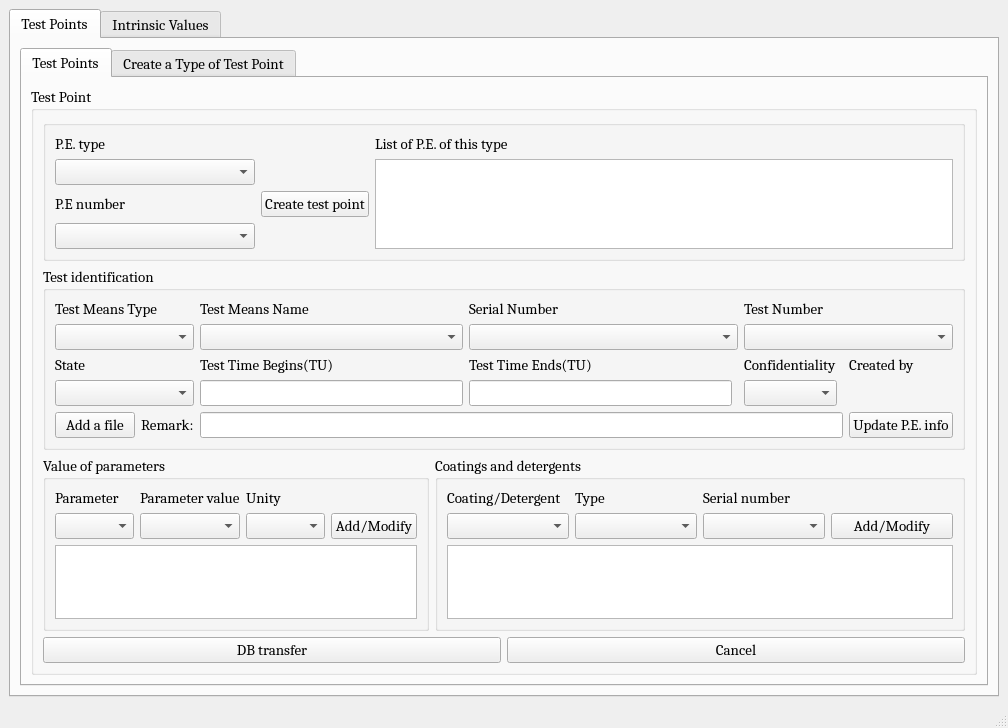
This is cleansky_LMSM/ui_to_py_by_qtdesigner/Exploitation_of_tests.ui in HouzeZHANG/CSLMSM as Qt 5 draws it before an edit. The edited form follows.
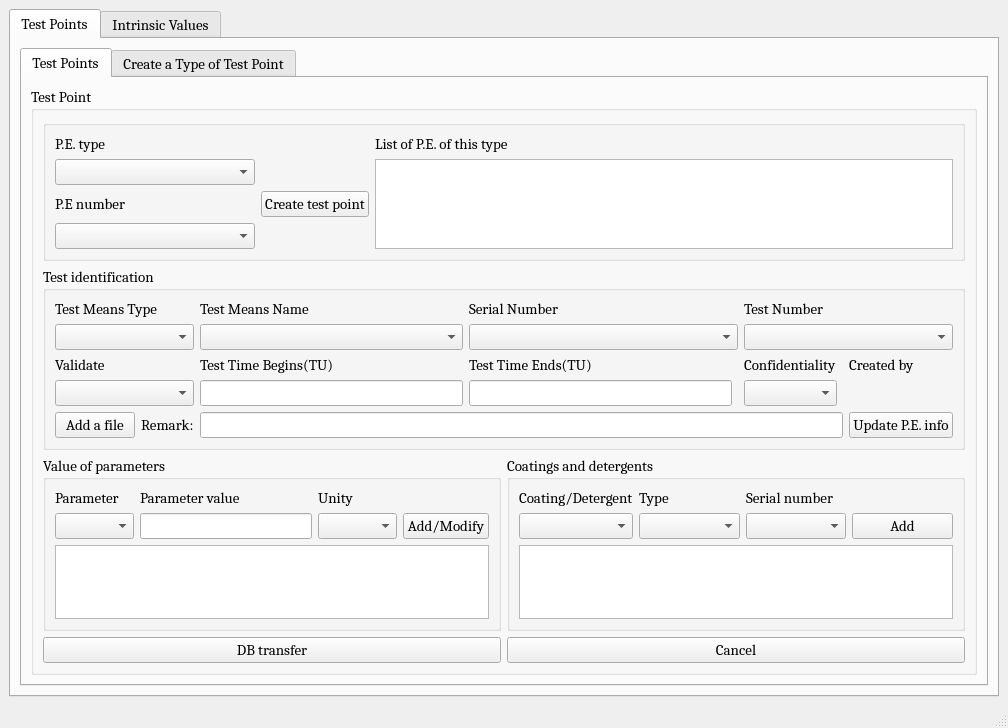
This is the edited form.

Commit message: feat: Exploi test

Patch:
```diff
--- a/cleansky_LMSM/ui_to_py_by_qtdesigner/Exploitation_of_tests.ui
+++ b/cleansky_LMSM/ui_to_py_by_qtdesigner/Exploitation_of_tests.ui
@@ -272,7 +272,7 @@
                        </font>
                       </property>
                       <property name="text">
-                       <string>State</string>
+                       <string>Validate</string>
                       </property>
                      </widget>
                     </item>
@@ -538,26 +538,6 @@
                           </property>
                          </widget>
                         </item>
-                        <item row="1" column="1">
-                         <widget class="QComboBox" name="comboBox_3">
-                          <property name="font">
-                           <font>
-                            <family>Cambria</family>
-                            <pointsize>11</pointsize>
-                           </font>
-                          </property>
-                         </widget>
-                        </item>
-                        <item row="1" column="2">
-                         <widget class="QComboBox" name="comboBox_4">
-                          <property name="font">
-                           <font>
-                            <family>Cambria</family>
-                            <pointsize>11</pointsize>
-                           </font>
-                          </property>
-                         </widget>
-                        </item>
                         <item row="2" column="0" colspan="4">
                          <widget class="QTableWidget" name="tableWidget_2">
                           <property name="font">
@@ -568,6 +548,12 @@
                           </property>
                          </widget>
                         </item>
+                        <item row="1" column="1">
+                         <widget class="QLineEdit" name="lineEdit_5"/>
+                        </item>
+                        <item row="1" column="2">
+                         <widget class="QComboBox" name="comboBox_3"/>
+                        </item>
                        </layout>
                       </item>
                      </layout>
@@ -614,7 +600,7 @@
                         <item row="1" column="3">
                          <widget class="QPushButton" name="pushButton_8">
                           <property name="text">
-                           <string>Add/Modify</string>
+                           <string>Add</string>
                           </property>
                          </widget>
                         </item>
```
The commit also changes 6 other files.
